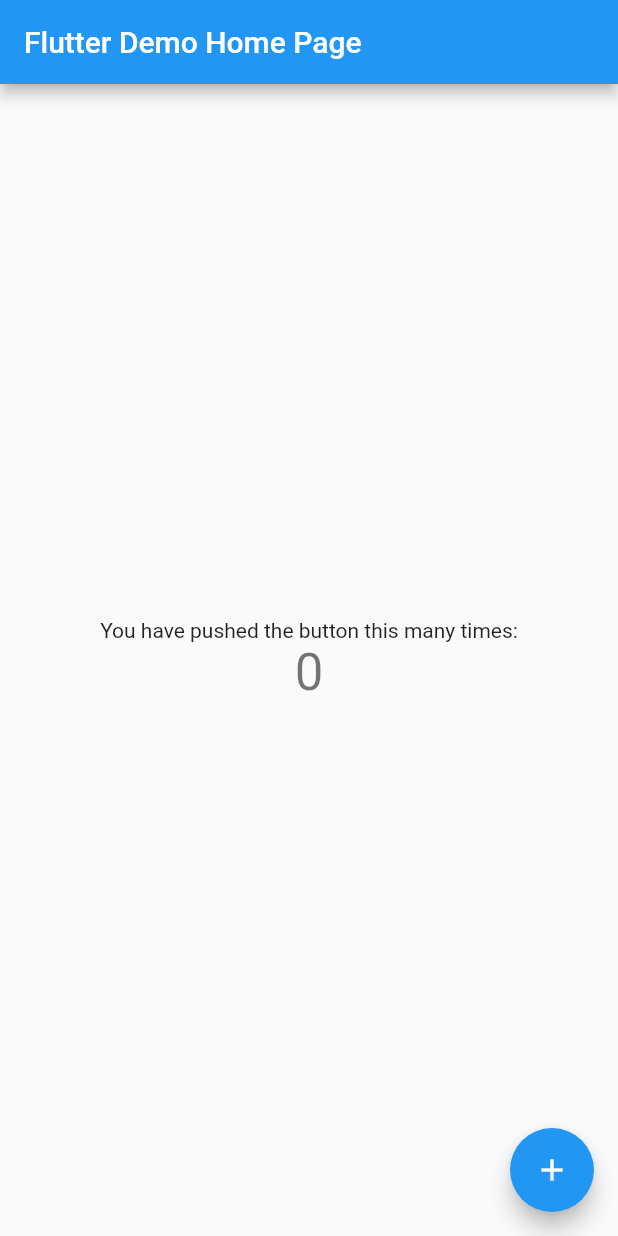
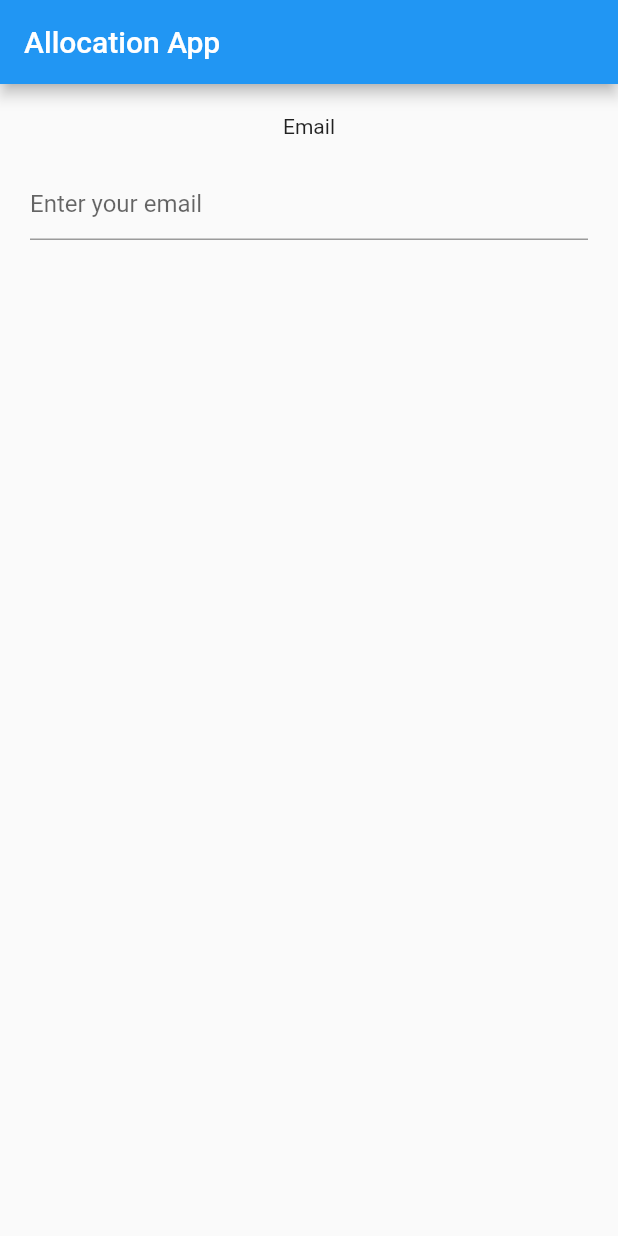
Before and after one commit to stewajos/team-justice-in-alloc, a Flutter app: the screen it shows after launch, on a phone screen of 412 x 824 dp. Run offline on Flutter 3.47's test engine with Material 2 defaults, Android fonts, the phone set to English and light mode, and no system bars.

Commit message:
- Created inital page setup - Added app title to the code - Added a text field for email entry - Worked on styling

```diff
--- a/lib/main.dart
+++ b/lib/main.dart
@@ -1,3 +1,4 @@
+import 'package:allocation_app/pages/landing_page/landing_page.dart';
 import 'package:flutter/material.dart';
 
 void main() => runApp(MyApp());
@@ -44,19 +45,6 @@
 }
 
 class _MyHomePageState extends State<MyHomePage> {
-  int _counter = 0;
-
-  void _incrementCounter() {
-    setState(() {
-      // This call to setState tells the Flutter framework that something has
-      // changed in this State, which causes it to rerun the build method below
-      // so that the display can reflect the updated values. If we changed
-      // _counter without calling setState(), then the build method would not be
-      // called again, and so nothing would appear to happen.
-      _counter++;
-    });
-  }
-
   @override
   Widget build(BuildContext context) {
     // This method is rerun every time setState is called, for instance as done
@@ -65,47 +53,6 @@
     // The Flutter framework has been optimized to make rerunning build methods
     // fast, so that you can just rebuild anything that needs updating rather
     // than having to individually change instances of widgets.
-    return Scaffold(
-      appBar: AppBar(
-        // Here we take the value from the MyHomePage object that was created by
-        // the App.build method, and use it to set our appbar title.
-        title: Text(widget.title),
-      ),
-      body: Center(
-        // Center is a layout widget. It takes a single child and positions it
-        // in the middle of the parent.
-        child: Column(
-          // Column is also a layout widget. It takes a list of children and
-          // arranges them vertically. By default, it sizes itself to fit its
-          // children horizontally, and tries to be as tall as its parent.
-          //
-          // Invoke "debug painting" (press "p" in the console, choose the
-          // "Toggle Debug Paint" action from the Flutter Inspector in Android
-          // Studio, or the "Toggle Debug Paint" command in Visual Studio Code)
-          // to see the wireframe for each widget.
-          //
-          // Column has various properties to control how it sizes itself and
-          // how it positions its children. Here we use mainAxisAlignment to
-          // center the children vertically; the main axis here is the vertical
-          // axis because Columns are vertical (the cross axis would be
-          // horizontal).
-          mainAxisAlignment: MainAxisAlignment.center,
-          children: <Widget>[
-            Text(
-              'You have pushed the button this many times:',
-            ),
-            Text(
-              '$_counter',
-              style: Theme.of(context).textTheme.display1,
-            ),
-          ],
-        ),
-      ),
-      floatingActionButton: FloatingActionButton(
-        onPressed: _incrementCounter,
-        tooltip: 'Increment',
-        child: Icon(Icons.add),
-      ), // This trailing comma makes auto-formatting nicer for build methods.
-    );
+    return LandingPage();
   }
 }
--- /dev/null
+++ b/lib/pages/landing_page/landing_page.dart
@@ -0,0 +1,33 @@
+import 'package:flutter/material.dart';
+
+class LandingPage extends StatelessWidget{
+  @override
+  Widget build(BuildContext context) {
+    TextEditingController emailController = new TextEditingController();
+
+    return Scaffold(
+      appBar: AppBar(
+        title: Text("Allocation App"),
+      ),
+      body: Center(
+        child: Column(
+          children: <Widget>[
+            Padding(
+              padding: EdgeInsets.only(top: 20),
+            ),
+            Text("Email", textAlign: TextAlign.left),
+            Container(
+              padding: EdgeInsets.all(20),
+              child:  TextField(
+                 decoration: InputDecoration(
+                   hintText: "Enter your email",
+                 ),
+              )
+            ),
+          ],
+        ),
+      ),
+    );
+
+  }
+}
```
Also changed, not shown: 1 other file.
